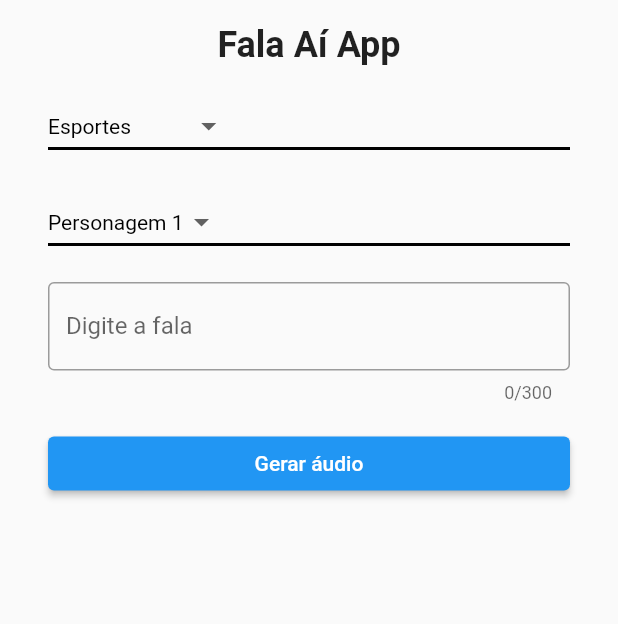
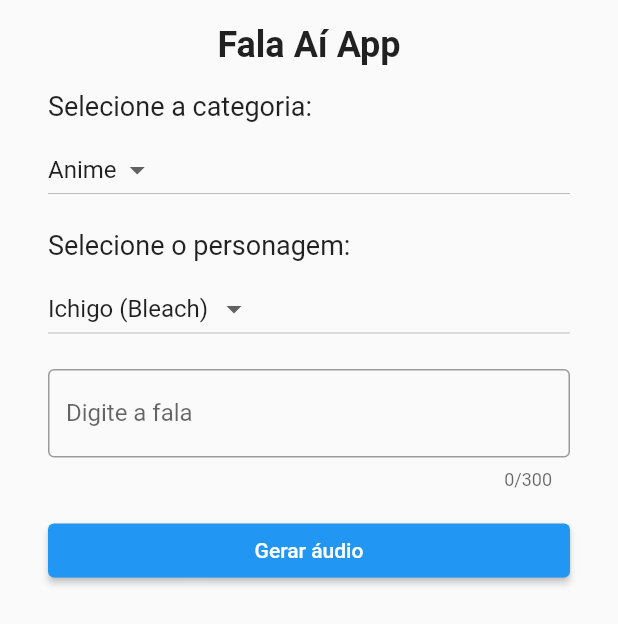
Before and after one commit to MikaelDDavidd/fala_ai_app, a Flutter app: the screen it shows after launch, on a phone screen of 412 x 824 dp. Shown: the top 624 px of the screen. Run offline on Flutter 3.47's test engine with Material 2 defaults, Android fonts, the phone set to English and light mode, and no system bars; our stand-ins replace flutter_svg.

Commit message:
primeira parte do app completa

```diff
--- a/lib/screens/home_page.dart
+++ b/lib/screens/home_page.dart
@@ -9,14 +9,15 @@ class HomePage extends StatefulWidget {
 }
 
 class _HomePageState extends State<HomePage> {
-  String dropdownValue1 = categories[0];
-  String dropdownValue2 = characters[0];
+  late String _selectedCategory;
+  late String _selectedCharacter;
   final myController = TextEditingController();
 
   @override
-  void dispose() {
-    myController.dispose();
-    super.dispose();
+  void initState() {
+    super.initState();
+    _selectedCategory = categories[0];
+    _selectedCharacter = characters[_selectedCategory]![0];
   }
 
   @override
@@ -41,52 +42,46 @@ class _HomePageState extends State<HomePage> {
                     child: Column(
                       crossAxisAlignment: CrossAxisAlignment.stretch,
                       children: [
+                        const Text(
+                          "Selecione a categoria:",
+                          style: TextStyle(fontSize: 18),
+                        ),
+                        const SizedBox(height: 8),
                         DropdownButton<String>(
-                    value: dropdownValue1,
-                    icon: const Icon(Icons.arrow_drop_down),
-                    iconSize: 24,
-                    elevation: 16,
-                    style: const TextStyle(color: Colors.black),
-                    underline: Container(
-                      height: 2,
-                      color: Colors.black,
-                    ),
-                    onChanged: (String? newValue) {
+                          value: _selectedCategory,
+                          items: categories
+                              .map((category) => DropdownMenuItem<String>(
+                                    value: category,
+                                    child: Text(category),
+                                  ))
+                              .toList(),
+                          onChanged: (category) {
                             setState(() {
-                        dropdownValue1 = newValue!;
+                              _selectedCategory = category!;
+                              _selectedCharacter =
+                                  characters[_selectedCategory]![0];
                             });
                           },
-                    items: categories
-                        .map<DropdownMenuItem<String>>((String value) {
-                      return DropdownMenuItem<String>(
-                        value: value,
-                        child: Text(value),
-                      );
-                    }).toList(),
                         ),
                         const SizedBox(height: 16),
+                        const Text(
+                          "Selecione o personagem:",
+                          style: TextStyle(fontSize: 18),
+                        ),
+                        const SizedBox(height: 8),
                         DropdownButton<String>(
-                    value: dropdownValue2,
-                    icon: const Icon(Icons.arrow_drop_down),
-                    iconSize: 24,
-                    elevation: 16,
-                    style: const TextStyle(color: Colors.black),
-                    underline: Container(
-                      height: 2,
-                      color: Colors.black,
-                    ),
-                    onChanged: (String? newValue) {
+                          value: _selectedCharacter,
+                          items: characters[_selectedCategory]!
+                              .map((character) => DropdownMenuItem<String>(
+                                    value: character,
+                                    child: Text(character),
+                                  ))
+                              .toList(),
+                          onChanged: (character) {
                             setState(() {
-                        dropdownValue2 = newValue!;
+                              _selectedCharacter = character!;
                             });
                           },
-                    items: characters
-                        .map<DropdownMenuItem<String>>((String value) {
-                      return DropdownMenuItem<String>(
-                        value: value,
-                        child: Text(value),
-                      );
-                    }).toList(),
                         ),
                         const SizedBox(height: 16),
                         TextField(
@@ -101,13 +96,10 @@ class _HomePageState extends State<HomePage> {
                         ElevatedButton(
                           onPressed: () {},
                           child: const Text("Gerar áudio"),
-                  ),
+                        )
                       ],
                     ),
                   ),
-          ],
-        ),
-      ),
-    );
+                ])));
   }
 }
--- a/lib/utils/constants.dart
+++ b/lib/utils/constants.dart
@@ -1,17 +1,11 @@
 final List<String> categories = [
-  'Esportes',
-  'Entretenimento',
-  'Notícias',
-  'Educação',
-  'Negócios',
-  'Política',
-  'Tecnologia',
+  'Anime',
+  'Filmes',
+  'Cantor',
 ];
 
-List<String> characters = [
-  'Personagem 1',
-  'Personagem 2',
-  'Personagem 3',
-  'Personagem 4',
-  'Personagem 5',
-];
+final Map<String, List<String>> characters = {
+  'Anime': ['Ichigo (Bleach)', 'Naruto (Naruto)'],
+  'Filmes': ['Harry (Harry Potter)', 'Rony (Harry Potter)'],
+  'Cantor': ['Justin Bieber', 'Ariana Grande'],
+};
```
Lines whose indentation alone changed are shown as unchanged.
